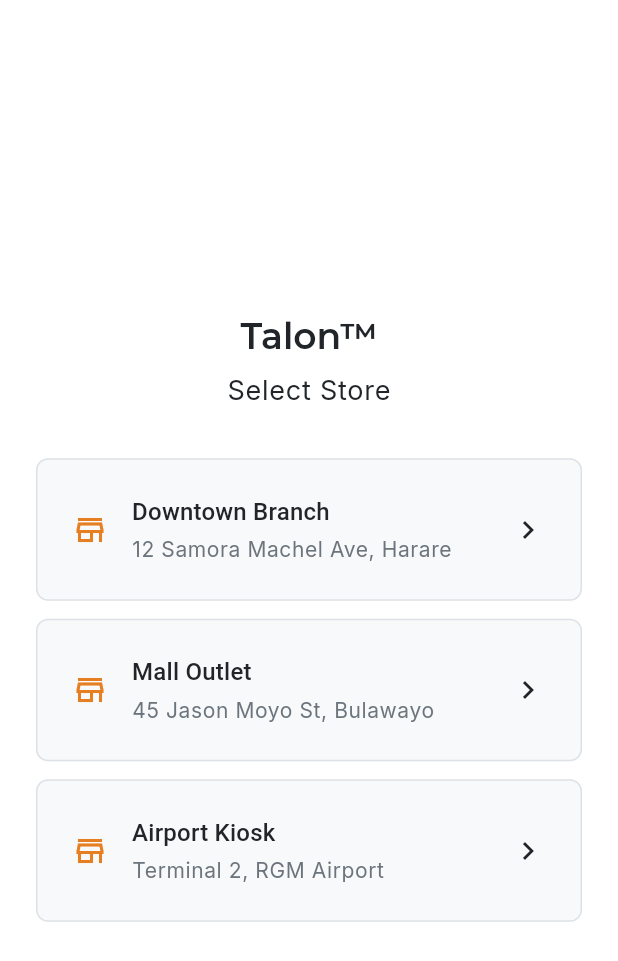
After one commit to webb1es/talon, a Flutter app: the StoreSelectorScreen screen opened by its route, on a phone screen of 412 x 824 dp. The commit adds this screen. Shown: the top 961 px of the screen. Run offline on Flutter 3.47's test engine with Material 3 defaults, Android fonts, the phone set to English and light mode, and no system bars; our stand-ins replace flutter_bloc, freezed_annotation, get_it, go_router, google_fonts, injectable; generated files the repository leaves out were written again.

Commit message:
feat(store): add store selection flow with Cubit and repository integration

```diff
--- a/lib/core/constants/app_strings.dart
+++ b/lib/core/constants/app_strings.dart
@@ -55,6 +55,10 @@ class AppStrings {
   static const emailInvalid = 'Enter a valid email';
   static const passwordRequired = 'Password is required';
 
+  // Store
+  static const selectStore = 'Select Store';
+  static const retry = 'Retry';
+
   // Navigation
   static const pos = 'POS';
   static const inventory = 'Inventory';
--- a/lib/core/router/app_router.dart
+++ b/lib/core/router/app_router.dart
@@ -4,11 +4,14 @@ import '../../presentation/auth/bloc/auth_cubit.dart';
 import '../../presentation/auth/screens/login_screen.dart';
 import '../../presentation/common/app_shell.dart';
 import '../../presentation/common/placeholder_screen.dart';
+import '../../presentation/store/bloc/store_cubit.dart';
+import '../../presentation/store/screens/store_selector_screen.dart';
 import '../di/injection.dart';
 import 'go_router_refresh_stream.dart';
 
 abstract final class AppRoutes {
   static const login = '/login';
+  static const storeSelector = '/stores';
   static const pos = '/pos';
   static const inventory = '/inventory';
   static const reports = '/reports';
@@ -17,13 +20,24 @@ abstract final class AppRoutes {
 
 final router = GoRouter(
   initialLocation: AppRoutes.pos,
-  refreshListenable: GoRouterRefreshStream(getIt<AuthCubit>().stream),
+  refreshListenable: GoRouterRefreshStream([
+    getIt<AuthCubit>().stream,
+    getIt<StoreCubit>().stream,
+  ]),
   redirect: (context, state) {
     final isLoggedIn = getIt<AuthCubit>().isAuthenticated;
-    final isLoginRoute = state.matchedLocation == AppRoutes.login;
+    final hasStore = getIt<StoreCubit>().hasSelectedStore;
+    final location = state.matchedLocation;
 
-    if (!isLoggedIn && !isLoginRoute) return AppRoutes.login;
-    if (isLoggedIn && isLoginRoute) return AppRoutes.pos;
+    if (!isLoggedIn) {
+      return location == AppRoutes.login ? null : AppRoutes.login;
+    }
+    if (!hasStore) {
+      return location == AppRoutes.storeSelector ? null : AppRoutes.storeSelector;
+    }
+    if (location == AppRoutes.login || location == AppRoutes.storeSelector) {
+      return AppRoutes.pos;
+    }
     return null;
   },
   routes: [
@@ -31,6 +45,11 @@ final router = GoRouter(
       path: AppRoutes.login,
       name: 'login',
       builder: (context, state) => const LoginScreen(),
+    ),
+    GoRoute(
+      path: AppRoutes.storeSelector,
+      name: 'storeSelector',
+      builder: (context, state) => const StoreSelectorScreen(),
     ),
     StatefulShellRoute.indexedStack(
       builder: (context, state, navigationShell) =>
--- /dev/null
+++ b/lib/data/repositories/mock_store_repository.dart
@@ -0,0 +1,19 @@
+import 'package:injectable/injectable.dart';
+
+import '../../core/error/failures.dart';
+import '../../domain/entities/store.dart';
+import '../../domain/repositories/store_repository.dart';
+
+@LazySingleton(as: StoreRepository)
+class MockStoreRepository implements StoreRepository {
+  @override
+  Future<Result<List<Store>>> getStores() async {
+    await Future<void>.delayed(const Duration(milliseconds: 500));
+
+    return const Success([
+      Store(id: '1', name: 'Downtown Branch', address: '12 Samora Machel Ave, Harare'),
+      Store(id: '2', name: 'Mall Outlet', address: '45 Jason Moyo St, Bulawayo'),
+      Store(id: '3', name: 'Airport Kiosk', address: 'Terminal 2, RGM Airport'),
+    ]);
+  }
+}
--- /dev/null
+++ b/lib/domain/entities/store.dart
@@ -0,0 +1,12 @@
+import 'package:freezed_annotation/freezed_annotation.dart';
+
+part 'store.freezed.dart';
+
+@freezed
+abstract class Store with _$Store {
+  const factory Store({
+    required String id,
+    required String name,
+    required String address,
+  }) = _Store;
+}
--- /dev/null
+++ b/lib/domain/repositories/store_repository.dart
@@ -0,0 +1,6 @@
+import '../../core/error/failures.dart';
+import '../entities/store.dart';
+
+abstract class StoreRepository {
+  Future<Result<List<Store>>> getStores();
+}
--- a/lib/main.dart
+++ b/lib/main.dart
@@ -6,6 +6,7 @@ import 'core/di/injection.dart';
 import 'core/router/app_router.dart';
 import 'core/theme/theme_cubit.dart';
 import 'presentation/auth/bloc/auth_cubit.dart';
+import 'presentation/store/bloc/store_cubit.dart';
 
 void main() {
   configureDependencies();
@@ -21,6 +22,7 @@ class TalonApp extends StatelessWidget {
       providers: [
         BlocProvider(create: (_) => ThemeCubit()),
         BlocProvider.value(value: getIt<AuthCubit>()),
+        BlocProvider.value(value: getIt<StoreCubit>()),
       ],
       child: BlocBuilder<ThemeCubit, ThemeState>(
         builder: (context, themeState) {
--- /dev/null
+++ b/lib/presentation/store/bloc/store_cubit.dart
@@ -0,0 +1,76 @@
+import 'dart:async';
+
+import 'package:flutter_bloc/flutter_bloc.dart';
+import 'package:injectable/injectable.dart';
+
+import '../../../core/error/failures.dart';
+import '../../../domain/entities/store.dart';
+import '../../../domain/repositories/store_repository.dart';
+import '../../auth/bloc/auth_cubit.dart';
+
+// -- State --
+
+sealed class StoreState {
+  const StoreState();
+}
+
+class StoreInitial extends StoreState {
+  const StoreInitial();
+}
+
+class StoresLoading extends StoreState {
+  const StoresLoading();
+}
+
+class StoresLoaded extends StoreState {
+  final List<Store> stores;
+  const StoresLoaded(this.stores);
+}
+
+class StoreSelected extends StoreState {
+  final Store store;
+  const StoreSelected(this.store);
+}
+
+class StoreError extends StoreState {
+  final Failure failure;
+  const StoreError(this.failure);
+}
+
+// -- Cubit --
+
+@lazySingleton
+class StoreCubit extends Cubit<StoreState> {
+  final StoreRepository _storeRepository;
+  late final StreamSubscription<AuthState> _authSubscription;
+
+  StoreCubit(this._storeRepository, AuthCubit authCubit)
+      : super(const StoreInitial()) {
+    _authSubscription = authCubit.stream.listen((authState) {
+      if (authState is Unauthenticated) clearSelection();
+    });
+  }
+
+  bool get hasSelectedStore => state is StoreSelected;
+
+  Future<void> loadStores() async {
+    emit(const StoresLoading());
+    final result = await _storeRepository.getStores();
+    switch (result) {
+      case Success(:final data):
+        emit(StoresLoaded(data));
+      case Fail(:final failure):
+        emit(StoreError(failure));
+    }
+  }
+
+  void selectStore(Store store) => emit(StoreSelected(store));
+
+  void clearSelection() => emit(const StoreInitial());
+
+  @override
+  Future<void> close() {
+    _authSubscription.cancel();
+    return super.close();
+  }
+}
--- /dev/null
+++ b/lib/presentation/store/screens/store_selector_screen.dart
@@ -0,0 +1,134 @@
+import 'package:flutter/material.dart';
+import 'package:flutter_bloc/flutter_bloc.dart';
+
+import '../../../core/constants/app_strings.dart';
+import '../../../core/theme/theme_cubit.dart';
+import '../../../domain/entities/store.dart';
+import '../bloc/store_cubit.dart';
+
+class StoreSelectorScreen extends StatefulWidget {
+  const StoreSelectorScreen({super.key});
+
+  @override
+  State<StoreSelectorScreen> createState() => _StoreSelectorScreenState();
+}
+
+class _StoreSelectorScreenState extends State<StoreSelectorScreen> {
+  @override
+  void initState() {
+    super.initState();
+    context.read<StoreCubit>().loadStores();
+  }
+
+  @override
+  Widget build(BuildContext context) {
+    final theme = Theme.of(context);
+    final themeType = context.read<ThemeCubit>().state.themeType;
+
+    return Scaffold(
+      body: Center(
+        child: ConstrainedBox(
+          constraints: const BoxConstraints(maxWidth: 480),
+          child: Padding(
+            padding: const EdgeInsets.all(24),
+            child: Column(
+              mainAxisSize: MainAxisSize.min,
+              children: [
+                Text(AppStrings.appName, style: theme.textTheme.displaySmall),
+                const SizedBox(height: 8),
+                Text(AppStrings.selectStore, style: theme.textTheme.bodyLarge),
+                const SizedBox(height: 32),
+                Flexible(
+                  child: BlocBuilder<StoreCubit, StoreState>(
+                    builder: (context, state) => switch (state) {
+                      StoresLoading() => const CircularProgressIndicator(),
+                      StoresLoaded(:final stores) => _StoreList(stores: stores),
+                      StoreError(:final failure) => _ErrorView(
+                        message: AppStrings.error(themeType, failure.message),
+                        onRetry: context.read<StoreCubit>().loadStores,
+                      ),
+                      _ => const SizedBox.shrink(),
+                    },
+                  ),
+                ),
+              ],
+            ),
+          ),
+        ),
+      ),
+    );
+  }
+}
+
+class _StoreList extends StatelessWidget {
+  final List<Store> stores;
+
+  const _StoreList({required this.stores});
+
+  @override
+  Widget build(BuildContext context) {
+    final theme = Theme.of(context);
+    final colors = theme.colorScheme;
+
+    return ListView.separated(
+      shrinkWrap: true,
+      itemCount: stores.length,
+      separatorBuilder: (_, _) => const SizedBox(height: 12),
+      itemBuilder: (context, index) {
+        final store = stores[index];
+        return Semantics(
+          label: '${store.name}, ${store.address}',
+          button: true,
+          child: Card(
+            child: InkWell(
+              borderRadius: BorderRadius.circular(8),
+              onTap: () => context.read<StoreCubit>().selectStore(store),
+              child: Padding(
+                padding: const EdgeInsets.all(24),
+                child: Row(
+                  children: [
+                    Icon(Icons.store_outlined, color: colors.primary),
+                    const SizedBox(width: 16),
+                    Expanded(
+                      child: Column(
+                        crossAxisAlignment: CrossAxisAlignment.start,
+                        children: [
+                          Text(store.name, style: theme.textTheme.titleMedium),
+                          const SizedBox(height: 4),
+                          Text(store.address, style: theme.textTheme.bodySmall),
+                        ],
+                      ),
+                    ),
+                    Icon(Icons.chevron_right, color: colors.onSurfaceVariant),
+                  ],
+                ),
+              ),
+            ),
+          ),
+        );
+      },
+    );
+  }
+}
+
+class _ErrorView extends StatelessWidget {
+  final String message;
+  final VoidCallback onRetry;
+
+  const _ErrorView({required this.message, required this.onRetry});
+
+  @override
+  Widget build(BuildContext context) {
+    return Column(
+      mainAxisSize: MainAxisSize.min,
+      children: [
+        Text(message, style: Theme.of(context).textTheme.bodyMedium),
+        const SizedBox(height: 16),
+        OutlinedButton(
+          onPressed: onRetry,
+          child: const Text(AppStrings.retry),
+        ),
+      ],
+    );
+  }
+}
```
Also changed, not shown: lib/core/router/go_router_refresh_stream.dart (+9 -5 lines).
